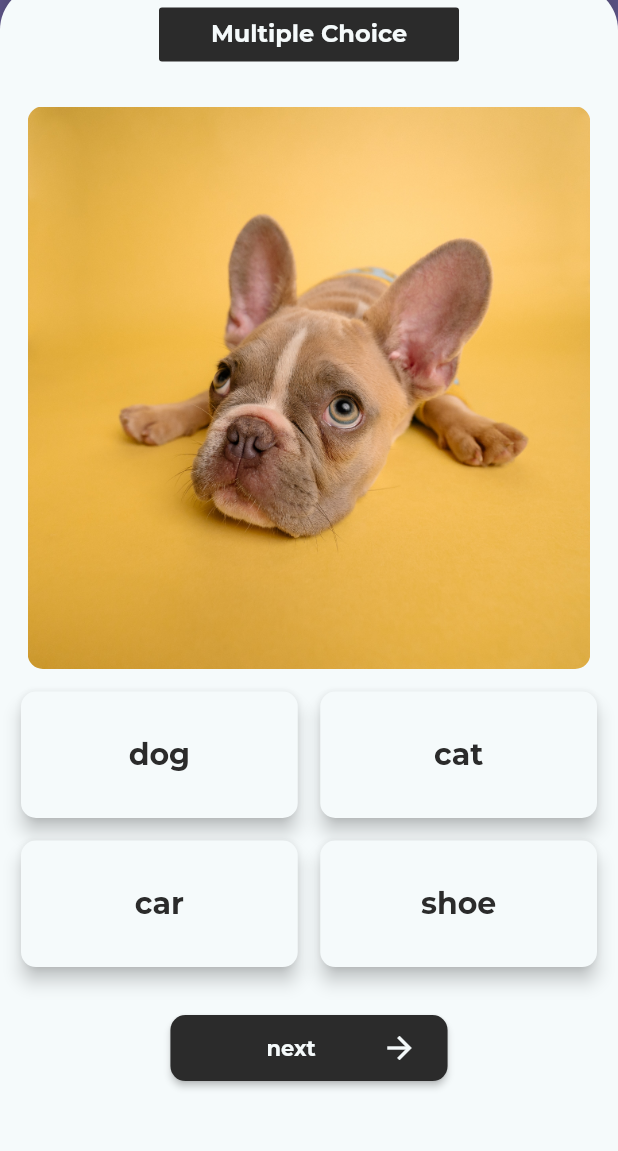
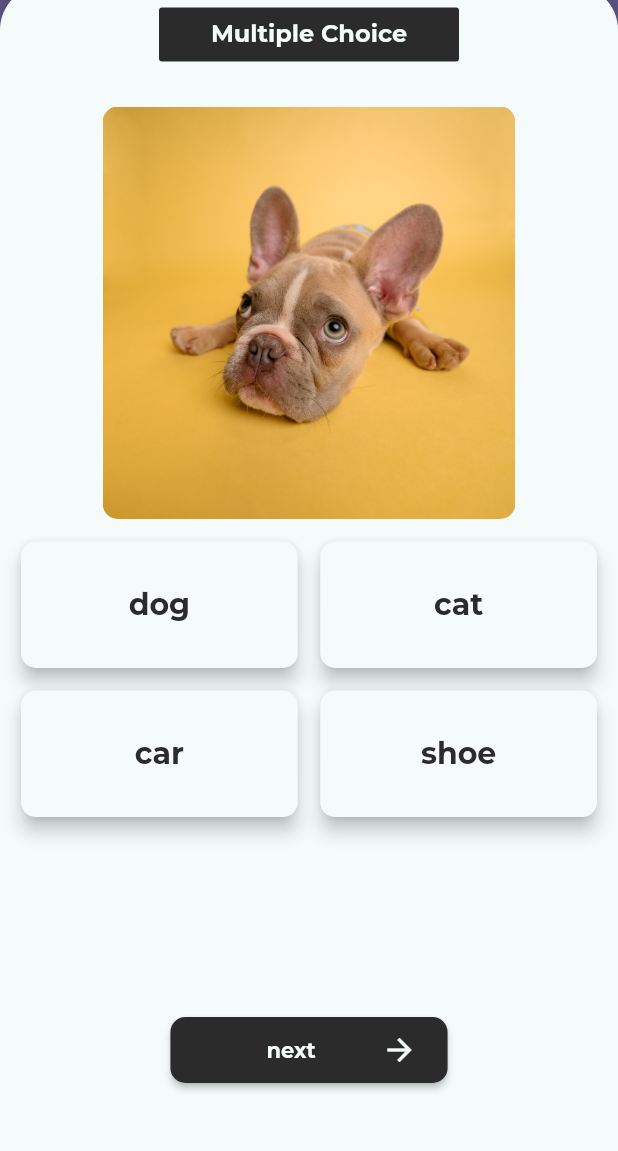
Before and after one commit to cyclexit/object_guesser, a Flutter app: the screen it shows after launch, after a tap on "Animals", on a phone screen of 412 x 824 dp, the part 75-1226 px from its top. Run offline on Flutter 3.47's test engine with Material 2 defaults, Android fonts, the phone set to English and light mode, and no system bars; our stand-ins replace font_awesome_flutter, google_fonts, logger.

Commit message:
[update] Used `LayoutBuilder` with constraints on `QuizContainer` (#24)
- Update `QuizContainer` so that `NexButton` position is static

Co-authored-by: cyclexit <cyclexit@outlook.com>

```diff
--- a/lib/pages/quiz_page.dart
+++ b/lib/pages/quiz_page.dart
@@ -86,10 +86,14 @@ class _QuizPageState extends State<QuizPage> {
                         crossAxisAlignment: CrossAxisAlignment.center,
                         children: [
                       _updateQuiz(),
-                      const SizedBox(
-                        height: 30.0,
+                      Expanded(
+                        child: Align(
+                            alignment: Alignment.bottomCenter,
+                            child: Padding(
+                              padding: const EdgeInsets.only(bottom: 50.0),
+                              child: NextButton(handlePress: _handleNextQuiz),
+                            )),
                       ),
-                      NextButton(handlePress: _handleNextQuiz),
                     ]))),
           ),
         ],
--- a/lib/widgets/quiz/quiz_image.dart
+++ b/lib/widgets/quiz/quiz_image.dart
@@ -9,8 +9,8 @@ class QuizImage extends StatelessWidget {
   const QuizImage(
       {super.key,
       required this.image,
-      this.height = 375.0,
-      this.width = 375.0});
+      this.height = 275.0,
+      this.width = 275.0});
 
   @override
   Widget build(BuildContext context) {
--- a/lib/widgets/quiz_container.dart
+++ b/lib/widgets/quiz_container.dart
@@ -26,6 +26,11 @@ class QuizContainer extends StatelessWidget {
             ],
             borderRadius:
                 const BorderRadius.vertical(top: Radius.circular(30.0))),
-        child: child);
+        child: LayoutBuilder(
+            builder: (context, constraints) => SingleChildScrollView(
+                child: ConstrainedBox(
+                    constraints:
+                        BoxConstraints(maxHeight: constraints.maxHeight),
+                    child: child))));
   }
 }
```
